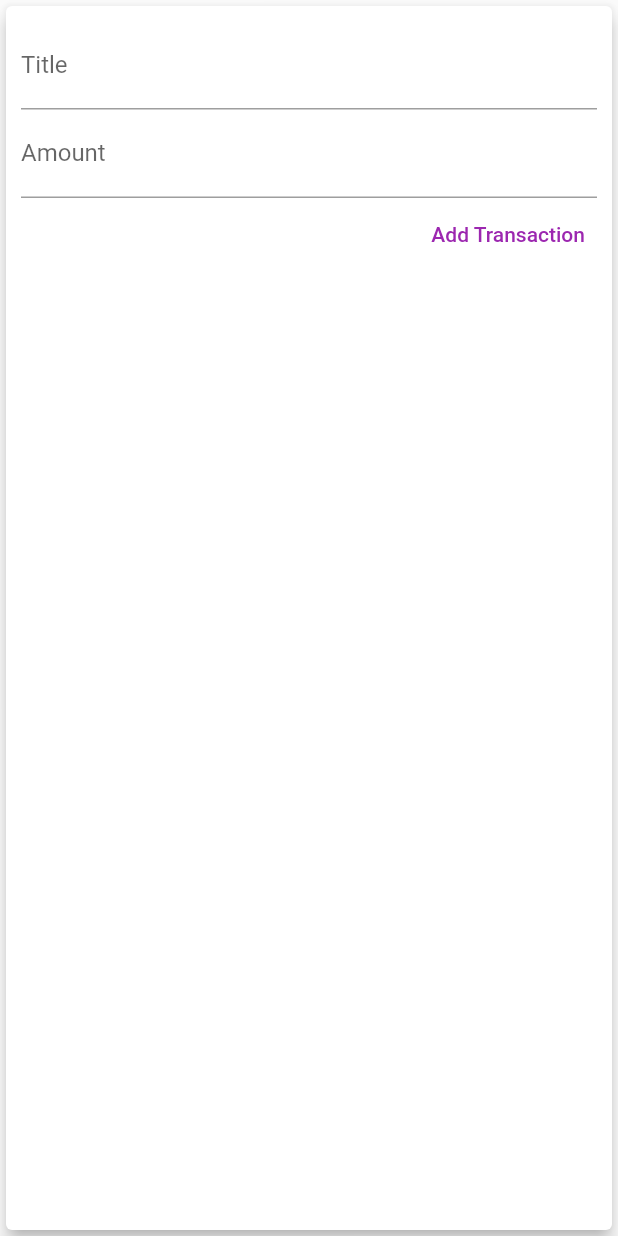
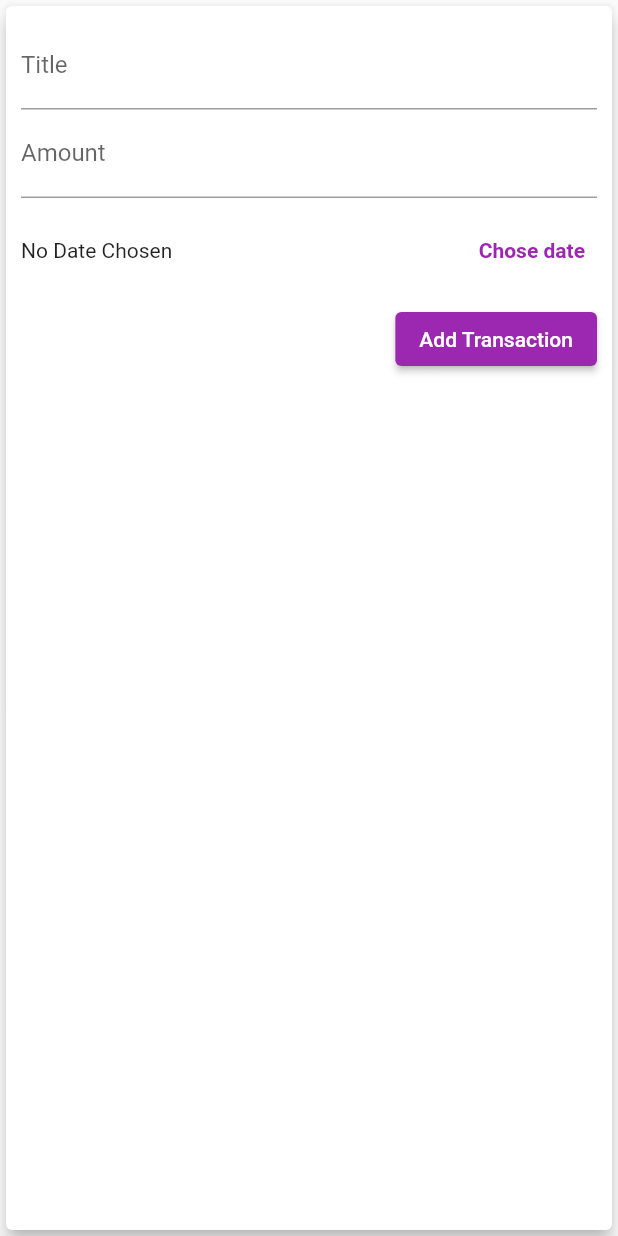
Before and after one commit to ramagrawal2001/flutterPersonal-Expence-App, a Flutter app: the NewTransaction widget shown alone on an empty page, opened directly with empty values, after a tap on "Add Transaction", on a phone screen of 412 x 824 dp. Run offline on Flutter 3.47's test engine with Material 2 defaults, Android fonts, the phone set to English and light mode, and no system bars.

Commit message:
added calender in addTransaction

```diff
--- a/lib/widgets/new_transaction.dart
+++ b/lib/widgets/new_transaction.dart
@@ -1,4 +1,5 @@
 import 'package:flutter/material.dart';
+import 'package:intl/intl.dart';
 
 class NewTransaction extends StatefulWidget {
   final Function addTx;
@@ -10,19 +11,35 @@ class NewTransaction extends StatefulWidget {
 }
 
 class _NewTransactionState extends State<NewTransaction> {
-  final titleController = TextEditingController();
+  final _titleController = TextEditingController();
 
-  final amountController = TextEditingController();
+  final _amountController = TextEditingController();
 
-  void submitData() {
-    final enteredTitle = titleController.text;
-    final enteredAmount = double.parse(amountController.text);
-    if (enteredTitle.isEmpty || enteredAmount <= 0) return;
-    widget.addTx(
-      enteredTitle,
-      enteredAmount,
-    );
+  DateTime _selectedDate = DateTime.now();
+  bool dateTimeSelecetd = false;
+
+  void _submitData() {
+    if (_amountController.text.isEmpty) return;
+    final enteredTitle = _titleController.text;
+    final enteredAmount = double.parse(_amountController.text);
+    if (enteredTitle.isEmpty || enteredAmount <= 0 || !dateTimeSelecetd) return;
+    widget.addTx(enteredTitle, enteredAmount, _selectedDate);
     Navigator.of(context).pop();
+  }
+
+  void _presentDatePicker() {
+    showDatePicker(
+            context: context,
+            initialDate: DateTime.now(),
+            firstDate: DateTime(2022),
+            lastDate: DateTime.now())
+        .then((pickedDate) {
+      if (pickedDate == null) return;
+      setState(() {
+        _selectedDate = pickedDate;
+        dateTimeSelecetd = true;
+      });
+    });
   }
 
   @override
@@ -37,22 +54,52 @@ class _NewTransactionState extends State<NewTransaction> {
             TextField(
               decoration: InputDecoration(labelText: 'Title'),
               //onChanged: (value) => titleInput = value,
-              controller: titleController,
-              onSubmitted: (_) => submitData(),
+              controller: _titleController,
+              onSubmitted: (_) => _submitData(),
             ),
             TextField(
               decoration: InputDecoration(labelText: 'Amount'),
               //onChanged: (value) => amountInput = value,
-              controller: amountController,
+              controller: _amountController,
               keyboardType: TextInputType.number,
-              onSubmitted: (_) => submitData(),
+              onSubmitted: (_) => _submitData(),
             ),
-            TextButton(
-              onPressed: submitData,
+            Container(
+              height: 70,
+              child: Row(
+                children: [
+                  Expanded(
+                    child: Text(
+                      !dateTimeSelecetd
+                          ? 'No Date Chosen'
+                          : 'Picked date: ${DateFormat.yMMMEd().format(_selectedDate)}',
+                    ),
+                  ),
+                  TextButton(
+                    onPressed: _presentDatePicker,
+                    style: ButtonStyle(
+                      foregroundColor: MaterialStateProperty.all<Color>(
+                          Theme.of(context).primaryColor),
+                    ),
+                    child: Text(
+                      'Chose date',
+                      style: TextStyle(
+                        fontWeight: FontWeight.bold,
+                      ),
+                    ),
+                  ),
+                ],
+              ),
+            ),
+            ElevatedButton(
+              onPressed: _submitData,
               child: Text('Add Transaction'),
               style: ButtonStyle(
-                foregroundColor:
-                    MaterialStateProperty.all<Color>(Colors.purple),
+                backgroundColor: MaterialStateProperty.all<Color>(
+                    Theme.of(context).primaryColor),
+                foregroundColor: MaterialStateProperty.all<Color>(
+                  Colors.white,
+                ),
               ),
             ),
           ],
--- a/lib/widgets/transaction_list.dart
+++ b/lib/widgets/transaction_list.dart
@@ -1,6 +1,5 @@
 import 'package:flutter/material.dart';
 import '../models/transaction.dart';
-import 'package:intl/intl.dart';
 import 'package:intl/intl.dart';
 
 class TransactionList extends StatelessWidget {
@@ -57,6 +56,11 @@ class TransactionList extends StatelessWidget {
                         color: Colors.grey,
                       ),
                     ),
+                    trailing: IconButton(
+                      icon: Icon(Icons.delete),
+                      color: Theme.of(context).errorColor,
+                      onPressed: () {},
+                    ),
                   ),
                 );
               },
```
Also changed, not shown: lib/main.dart (+9 -4 lines).
